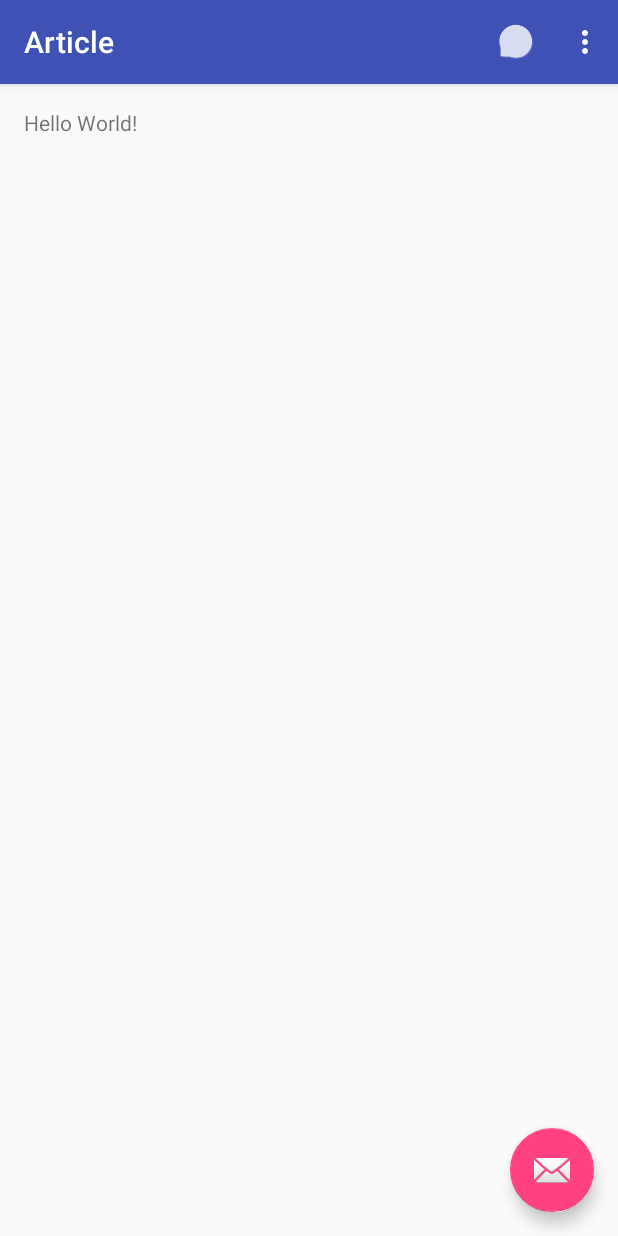
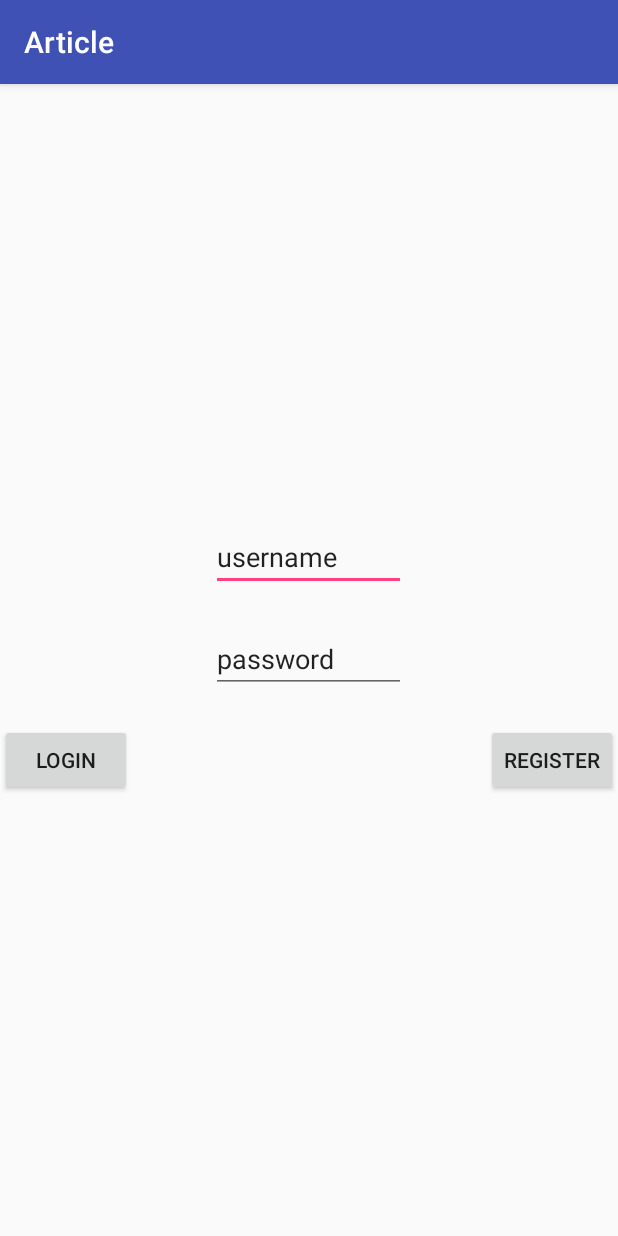
Before and after one commit to david6686/app_article, an Android app: the screen it shows after launch (MainActivity before the commit, login after it), on a phone screen of 412 x 824 dp. Run offline under Robolectric (Android 15) with nearby library versions, the phone set to English and light mode, and no system bars.

Commit message:
Add login and register(NO SERVER)
1.Add login and register, but no server
2.add Preferences
3.fix alert login bugs

```diff
--- a/app/src/main/AndroidManifest.xml
+++ b/app/src/main/AndroidManifest.xml
@@ -23,6 +23,7 @@
             android:name=".alert"
              >
         </activity>
+        <activity android:name=".login"></activity>
 
     </application>
 
--- a/app/src/main/java/itac/article/MainActivity.java
+++ b/app/src/main/java/itac/article/MainActivity.java
@@ -1,7 +1,9 @@
 package itac.article;
-
+//變數命名 InputPassword 物件+用途
 import android.app.AlertDialog;
+import android.content.Context;
 import android.content.Intent;
+import android.content.SharedPreferences;
 import android.os.Bundle;
 import android.support.design.widget.FloatingActionButton;
 import android.support.design.widget.Snackbar;
@@ -13,8 +15,11 @@ import android.view.MenuItem;
 
 public class MainActivity extends AppCompatActivity {
 
+
+
     @Override
     protected void onCreate(Bundle savedInstanceState) {
+
         super.onCreate(savedInstanceState);
         setContentView(R.layout.activity_main);
         Toolbar toolbar = (Toolbar) findViewById(R.id.toolbar);
@@ -28,6 +33,16 @@ public class MainActivity extends AppCompatActivity {
                         .setAction("Action", null).show();
             }
         });
+        //獲取登入資料
+        SharedPreferences LoginData=getSharedPreferences("login",MODE_PRIVATE);
+        String username= LoginData.getString("Username", "");
+
+        if (username.equals("")){
+            Intent gotoalert = new Intent();//要跳轉頁面要用的物件Intent      並new 出一個實體
+            gotoalert.setClass(MainActivity.this, login.class);
+            startActivity(gotoalert);//從MainActivity.this   跳轉到Second
+
+        }
     }
 
     @Override
--- /dev/null
+++ b/app/src/main/java/itac/article/login.java
@@ -0,0 +1,67 @@
+package itac.article;
+
+import android.content.Intent;
+import android.content.SharedPreferences;
+import android.os.Bundle;
+import android.support.v7.app.AppCompatActivity;
+import android.view.View;
+import android.widget.Button;
+import android.widget.EditText;
+import android.widget.Toast;
+
+/**
+ * Created by User on 2016/1/31.
+ */
+public class login extends AppCompatActivity {
+
+    @Override
+    protected void onCreate(Bundle savedInstanceState){
+        super.onCreate(savedInstanceState);
+        //呼叫父類的OnCreate函式
+        setContentView(R.layout.login);
+
+        //連結編輯文字
+        final EditText InputPassword=(EditText)findViewById(R.id.InputPassword);
+        final EditText InputUsername=(EditText)findViewById(R.id.InputUsername);
+
+        //登入按鈕
+        Button ButtonLogin =(Button)findViewById(R.id.ButtonLogin);
+        ButtonLogin.setOnClickListener(new View.OnClickListener() {
+            @Override
+            public void onClick(View v) {
+                SharedPreferences LoginData=getSharedPreferences("login",MODE_PRIVATE);
+                //帳號密碼符合且不為空
+                if(LoginData.getString("Username","").equals(InputUsername.getText().toString()) &&LoginData.getString("Password","").equals(InputPassword.getText().toString()) &&!InputUsername.getText().toString().equals("")){
+                    //換頁開始
+                    Intent gotoMain=new Intent();
+                    gotoMain.setClass(login.this,MainActivity.class);
+                    startActivity(gotoMain);
+                    //換頁結束
+                }
+                else{
+                    //跳出登入失敗的訊息
+                    Toast.makeText(login.this, "Login false", Toast.LENGTH_SHORT).show();
+                }
+
+            }
+        });//登入按鈕結束
+
+        //註冊按鈕
+        Button BuuttonRegister = (Button)findViewById(R.id.ButtonRegister);
+        BuuttonRegister.setOnClickListener(new View.OnClickListener() {
+            @Override
+            public void onClick(View v) {
+
+                SharedPreferences.Editor editor=getSharedPreferences("login",MODE_PRIVATE).edit();//表示要存文件了
+                editor.putString("Username",InputUsername.getText().toString()); //告訴第一筆資料要存什麼
+                editor.putString("Password",InputPassword.getText().toString()); //第二筆資料要存甚麼
+                editor.commit();//儲存
+
+            }
+        });//註冊按鈕結束
+
+
+    }
+
+
+}
--- /dev/null
+++ b/app/src/main/res/layout/login.xml
@@ -0,0 +1,40 @@
+<?xml version="1.0" encoding="utf-8"?>
+<LinearLayout xmlns:android="http://schemas.android.com/apk/res/android"
+    android:layout_width="match_parent"
+    android:layout_height="match_parent"
+    android:weightSum="1">
+
+    <FrameLayout
+        android:layout_width="match_parent"
+        android:layout_height="182dp"
+        android:layout_gravity="center_vertical">
+
+        <EditText
+            android:layout_width="130dp"
+            android:layout_height="wrap_content"
+            android:id="@+id/InputUsername"
+            android:layout_gravity="center_horizontal|top"
+            android:text="username" />
+
+        <EditText
+            android:layout_width="130dp"
+            android:layout_height="wrap_content"
+            android:id="@+id/InputPassword"
+            android:layout_gravity="center"
+            android:text="password" />
+
+        <Button
+            android:layout_width="wrap_content"
+            android:layout_height="wrap_content"
+            android:text="Login"
+            android:id="@+id/ButtonLogin"
+            android:layout_gravity="left|bottom" />
+
+        <Button
+            android:layout_width="wrap_content"
+            android:layout_height="wrap_content"
+            android:text="Register"
+            android:id="@+id/ButtonRegister"
+            android:layout_gravity="right|bottom" />
+    </FrameLayout>
+</LinearLayout>
--- /dev/null
+++ b/app/src/main/res/values/login.xml
@@ -0,0 +1,2 @@
+<?xml version="1.0" encoding="utf-8"?>
+<resources></resources>
```
